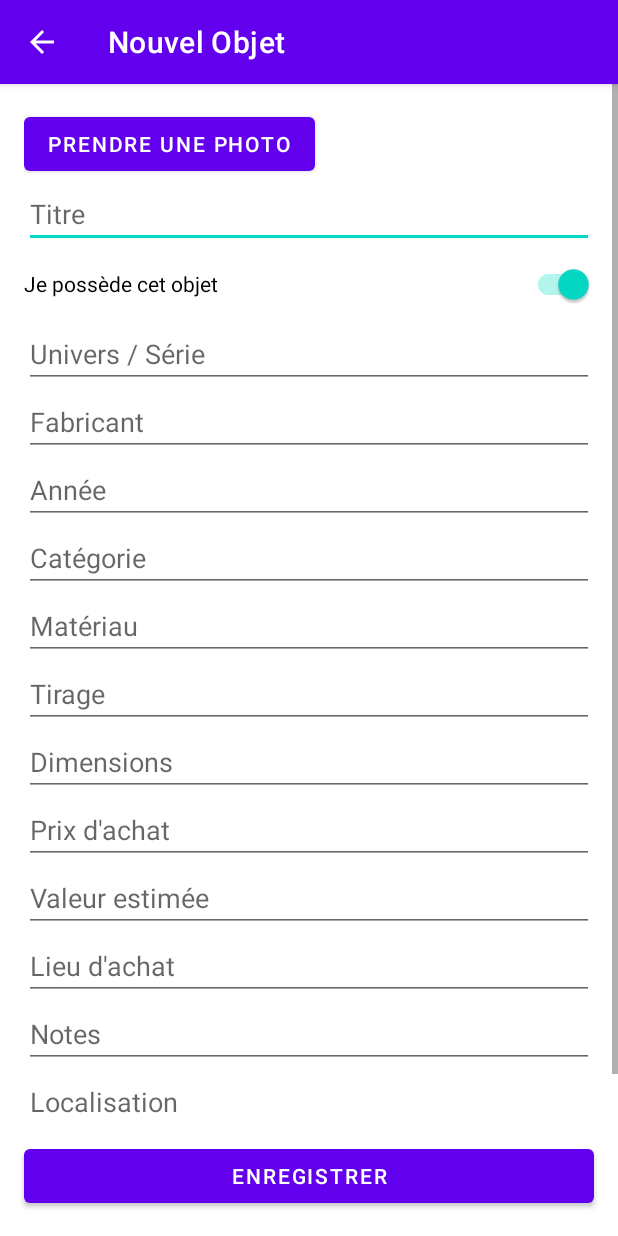
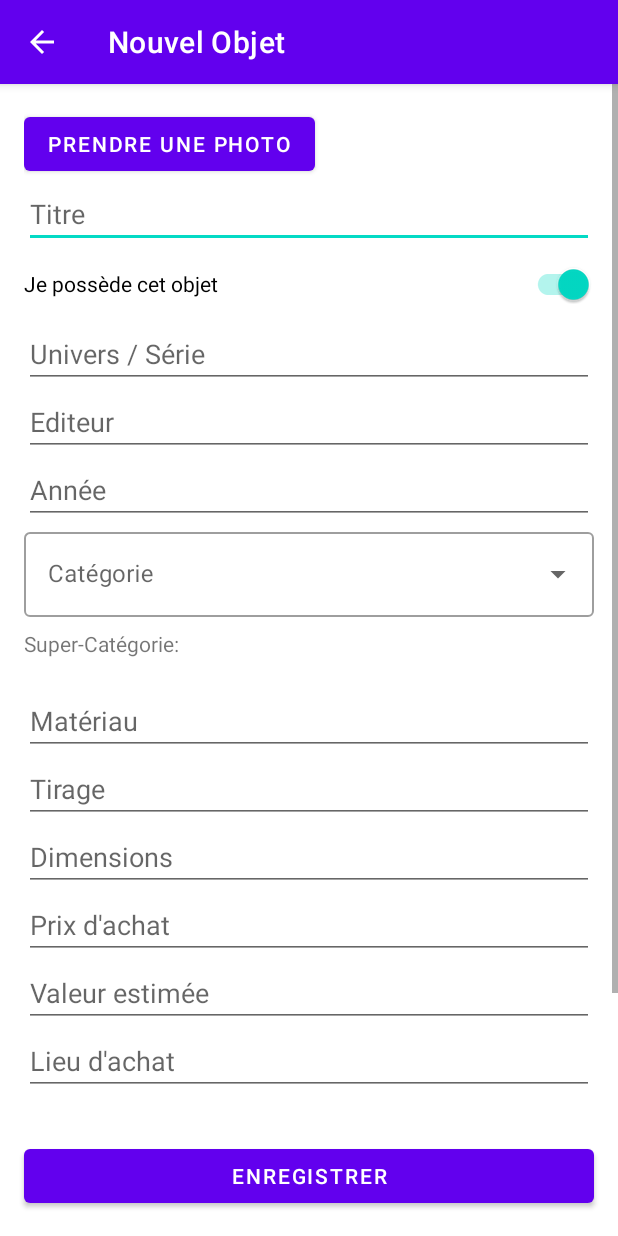
Before and after one commit to brunolambinbd-hue/chiefinventory, an Android app: the screen it shows after launch (EditItemActivity), after a tap on "Ajouter un objet", on a phone screen of 412 x 824 dp. Run offline under Robolectric (Android 15) with nearby library versions, the phone set to English and light mode, and no system bars; our stand-ins replace Room's generated code.

Commit message:
feat: Ajout de la Super-Catégorie et préparation de l'import CSV

```diff
--- a/app/src/main/java/com/example/parabdcollector/dao/CollectionDao.kt
+++ b/app/src/main/java/com/example/parabdcollector/dao/CollectionDao.kt
@@ -24,18 +24,18 @@
     @Query("SELECT * FROM collection_items WHERE id = :id")
     fun getById(id: Long): LiveData<CollectionItem>
 
-    @Query("SELECT * FROM collection_items WHERE titre LIKE :query OR univers LIKE :query OR fabricant LIKE :query OR CAST(annee AS TEXT) LIKE :query OR categorie LIKE :query OR materiau LIKE :query OR tirage LIKE :query OR dimensions LIKE :query")
+    @Query("SELECT * FROM collection_items WHERE titre LIKE :query OR univers LIKE :query OR editeur LIKE :query OR CAST(annee AS TEXT) LIKE :query OR categorie LIKE :query OR materiau LIKE :query OR tirage LIKE :query OR dimensions LIKE :query")
     fun search(query: String): LiveData<List<CollectionItem>>
 
     @Query("""
         SELECT * FROM collection_items WHERE
             (:titre IS NULL OR titre LIKE :titre) AND
             (:univers IS NULL OR univers LIKE :univers) AND
-            (:fabricant IS NULL OR fabricant LIKE :fabricant) AND
+            (:editeur IS NULL OR editeur LIKE :editeur) AND
             (:annee IS NULL OR annee = :annee) AND
             (:categorie IS NULL OR categorie LIKE :categorie)
         """)
-    fun advancedSearch(titre: String?, univers: String?, fabricant: String?, annee: Int?, categorie: String?): LiveData<List<CollectionItem>>
+    fun advancedSearch(titre: String?, univers: String?, editeur: String?, annee: Int?, categorie: String?): LiveData<List<CollectionItem>>
 
 
     @Insert(onConflict = OnConflictStrategy.IGNORE)
--- a/app/src/main/java/com/example/parabdcollector/db/AppDatabase.kt
+++ b/app/src/main/java/com/example/parabdcollector/db/AppDatabase.kt
@@ -4,12 +4,10 @@
 import androidx.room.Database
 import androidx.room.Room
 import androidx.room.RoomDatabase
-import androidx.room.migration.Migration
-import androidx.sqlite.db.SupportSQLiteDatabase
 import com.example.parabdcollector.dao.CollectionDao
 import com.example.parabdcollector.model.CollectionItem
 
-@Database(entities = [CollectionItem::class], version = 2, exportSchema = false) // Version incrémentée à 2
+@Database(entities = [CollectionItem::class], version = 4, exportSchema = false)
 abstract class AppDatabase : RoomDatabase() {
 
     abstract fun collectionDao(): CollectionDao
@@ -18,13 +16,6 @@
         @Volatile
         private var INSTANCE: AppDatabase? = null
 
-        // On définit la migration de la version 1 à 2
-        val MIGRATION_1_2 = object : Migration(1, 2) {
-            override fun migrate(db: SupportSQLiteDatabase) {
-                db.execSQL("ALTER TABLE collection_items ADD COLUMN isPossessed INTEGER NOT NULL DEFAULT 1")
-            }
-        }
-
         fun getDatabase(context: Context): AppDatabase {
             return INSTANCE ?: synchronized(this) {
                 val instance = Room.databaseBuilder(
@@ -32,8 +23,7 @@
                     AppDatabase::class.java,
                     "collection_database"
                 )
-                .addMigrations(MIGRATION_1_2) // On ajoute la migration au builder
-                .allowMainThreadQueries()
+                .fallbackToDestructiveMigration()
                 .build()
                 INSTANCE = instance
                 instance
--- a/app/src/main/java/com/example/parabdcollector/repo/CollectionRepository.kt
+++ b/app/src/main/java/com/example/parabdcollector/repo/CollectionRepository.kt
@@ -26,8 +26,8 @@
         return collectionDao.search(query)
     }
 
-    fun advancedSearch(titre: String?, univers: String?, fabricant: String?, annee: Int?, categorie: String?): LiveData<List<CollectionItem>> {
-        return collectionDao.advancedSearch(titre, univers, fabricant, annee, categorie)
+    fun advancedSearch(titre: String?, univers: String?, editeur: String?, annee: Int?, categorie: String?): LiveData<List<CollectionItem>> {
+        return collectionDao.advancedSearch(titre, univers, editeur, annee, categorie)
     }
 
     suspend fun insert(item: CollectionItem) {
--- a/app/src/main/java/com/example/parabdcollector/ui/CollectionAdapter.kt
+++ b/app/src/main/java/com/example/parabdcollector/ui/CollectionAdapter.kt
@@ -49,8 +49,8 @@
             b.itemUniverse.text = item.univers?.let { "Univers: $it" } ?: ""
             b.itemUniverse.visibility = if (item.univers.isNullOrBlank()) View.GONE else View.VISIBLE
 
-            b.itemManufacturer.text = item.fabricant?.let { "Fabricant: $it" } ?: ""
-            b.itemManufacturer.visibility = if (item.fabricant.isNullOrBlank()) View.GONE else View.VISIBLE
+            b.itemEditeur.text = item.editeur?.let { "Editeur: $it" } ?: ""
+            b.itemEditeur.visibility = if (item.editeur.isNullOrBlank()) View.GONE else View.VISIBLE
 
             b.itemYear.text = item.annee?.let { "Année: $it" } ?: ""
             b.itemYear.visibility = if (item.annee == null) View.GONE else View.VISIBLE
--- a/app/src/main/java/com/example/parabdcollector/ui/SearchActivity.kt
+++ b/app/src/main/java/com/example/parabdcollector/ui/SearchActivity.kt
@@ -61,7 +61,7 @@
             val criteria = SearchCriteria(
                 titre = binding.etSearchTitre.text.toString().takeIf { it.isNotBlank() },
                 univers = binding.etSearchUnivers.text.toString().takeIf { it.isNotBlank() },
-                fabricant = binding.etSearchFabricant.text.toString().takeIf { it.isNotBlank() },
+                editeur = binding.etSearchEditeur.text.toString().takeIf { it.isNotBlank() },
                 annee = binding.etSearchAnnee.text.toString().toIntOrNull(),
                 categorie = binding.etSearchCategorie.text.toString().takeIf { it.isNotBlank() }
             )
--- a/app/src/main/java/com/example/parabdcollector/ui/SearchViewModel.kt
+++ b/app/src/main/java/com/example/parabdcollector/ui/SearchViewModel.kt
@@ -8,7 +8,7 @@
 data class SearchCriteria(
     val titre: String? = null,
     val univers: String? = null,
-    val fabricant: String? = null,
+    val editeur: String? = null,
     val annee: Int? = null,
     val categorie: String? = null
 )
@@ -23,7 +23,7 @@
         return repository.advancedSearch(
             titre = criteria.titre?.let { "%${it}%" },
             univers = criteria.univers?.let { "%${it}%" },
-            fabricant = criteria.fabricant?.let { "%${it}%" },
+            editeur = criteria.editeur?.let { "%${it}%" },
             annee = criteria.annee,
             categorie = criteria.categorie?.let { "%${it}%" }
         )
--- a/app/src/main/res/layout/activity_edit_item.xml
+++ b/app/src/main/res/layout/activity_edit_item.xml
@@ -79,10 +79,10 @@
                 tools:ignore="Autofill" />
 
             <EditText
-                android:id="@+id/etFabricant"
+                android:id="@+id/etEditeur"
                 android:layout_width="match_parent"
                 android:layout_height="wrap_content"
-                android:hint="@string/item_manufacturer_hint"
+                android:hint="@string/item_editor_hint"
                 android:inputType="textCapWords"
                 tools:ignore="Autofill" />
 
@@ -94,13 +94,32 @@
                 android:inputType="number"
                 tools:ignore="Autofill" />
 
-            <EditText
-                android:id="@+id/etCategorie"
+            <com.google.android.material.textfield.TextInputLayout
                 android:layout_width="match_parent"
                 android:layout_height="wrap_content"
-                android:hint="@string/item_category_hint"
-                android:inputType="textCapWords"
-                tools:ignore="Autofill" />
+                style="@style/Widget.MaterialComponents.TextInputLayout.OutlinedBox.ExposedDropdownMenu">
+
+                <AutoCompleteTextView
+                    android:id="@+id/actv_category"
+                    android:layout_width="match_parent"
+                    android:layout_height="wrap_content"
+                    android:hint="@string/item_category_hint"
+                    android:inputType="none"/>
+
+            </com.google.android.material.textfield.TextInputLayout>
+
+            <TextView
+                android:id="@+id/tv_super_category_label"
+                android:layout_width="wrap_content"
+                android:layout_height="wrap_content"
+                android:layout_marginTop="8dp"
+                android:text="Super-Catégorie:"/>
+
+            <TextView
+                android:id="@+id/tv_super_category_value"
+                android:layout_width="wrap_content"
+                android:layout_height="wrap_content"
+                android:textStyle="bold"/>
 
             <EditText
                 android:id="@+id/etMateriau"
--- a/app/src/main/res/layout/activity_search.xml
+++ b/app/src/main/res/layout/activity_search.xml
@@ -63,7 +63,7 @@
                     android:hint="Univers / Série" />
 
                 <EditText
-                    android:id="@+id/et_search_fabricant"
+                    android:id="@+id/et_search_editeur"
                     android:layout_width="match_parent"
                     android:layout_height="wrap_content"
                     android:hint="Fabricant" />
--- a/app/src/main/res/layout/item_collection.xml
+++ b/app/src/main/res/layout/item_collection.xml
@@ -34,7 +34,7 @@
             android:textSize="14sp" />
 
         <TextView
-            android:id="@+id/itemManufacturer"
+            android:id="@+id/itemEditeur"
             android:layout_width="wrap_content"
             android:layout_height="wrap_content"
             android:textSize="14sp" />
--- a/app/src/main/res/menu/main_menu.xml
+++ b/app/src/main/res/menu/main_menu.xml
@@ -12,4 +12,7 @@
     <item
         android:id="@+id/nav_locations"
         android:title="@string/menu_locations_title" />
+    <item
+        android:id="@+id/nav_import"
+        android:title="@string/menu_import_title" />
 </menu>
--- /dev/null
+++ b/app/src/main/res/values/arrays.xml
@@ -0,0 +1,37 @@
+<?xml version="1.0" encoding="utf-8"?>
+<resources>
+    <string-array name="categories_array">
+        <item>Affiches</item>
+        <item>ALBUMS</item>
+        <item>Albums collectifs</item>
+        <item>Albums éditions étrangères</item>
+        <item>Autocollant</item>
+        <item>Bronze</item>
+        <item>Calendrier</item>
+        <item>Cartes de vœux</item>
+        <item>Cartes postales</item>
+        <item>Cartes-divers</item>
+        <item>Catalogues de ventes</item>
+        <item>Catalogues éditeurs</item>
+        <item>Dictionnaires</item>
+        <item>Dossiers de presse</item>
+        <item>Etiquette</item>
+        <item>Etudes</item>
+        <item>Ex-libris</item>
+        <item>Faire-part</item>
+        <item>ILLUSTRATIONS ALBUMS</item>
+        <item>Illustrations livres</item>
+        <item>Illustrations presses</item>
+        <item>ILLUSTRATIONS REVUES</item>
+        <item>Interviews</item>
+        <item>Invitations</item>
+        <item>Marque-pages</item>
+        <item>Objets-divers</item>
+        <item>Offsets</item>
+        <item>PORTFOLIOS</item>
+        <item>Programmes festivals</item>
+        <item>Promos-divers</item>
+        <item>Sérigraphies</item>
+        <item>T-shirt</item>
+    </string-array>
+</resources>
--- a/app/src/main/res/values/strings.xml
+++ b/app/src/main/res/values/strings.xml
@@ -28,7 +28,7 @@
     <string name="item_title_hint">Titre</string>
     <string name="item_possessed_switch">Je possède cet objet</string>
     <string name="item_universe_hint">Univers / Série</string>
-    <string name="item_manufacturer_hint">Fabricant</string>
+    <string name="item_editor_hint">Editeur</string>
     <string name="item_year_hint">Année</string>
     <string name="item_category_hint">Catégorie</string>
     <string name="item_material_hint">Matériau</string>
@@ -51,4 +51,5 @@
     <string name="menu_products_title">Mes Produits</string>
     <string name="menu_searches_title">Mes Recherches</string>
     <string name="menu_locations_title">Mes Emplacements</string>
+    <string name="menu_import_title">Importer / Mettre à jour</string>
 </resources>
```
Also changed, not shown: app/src/main/java/com/example/parabdcollector/model/CollectionItem.kt (+6 -4 lines), app/src/main/java/com/example/parabdcollector/ui/EditItemActivity.kt (+26 -7 lines), app/src/main/java/com/example/parabdcollector/ui/FullScreenImageActivity.kt (+4 -4 lines), app/src/main/java/com/example/parabdcollector/utils/CategoryMapper.kt (added, +43 -0 lines), app/src/main/java/com/example/parabdcollector/utils/DescriptionParser.kt (added, +38 -0 lines).
